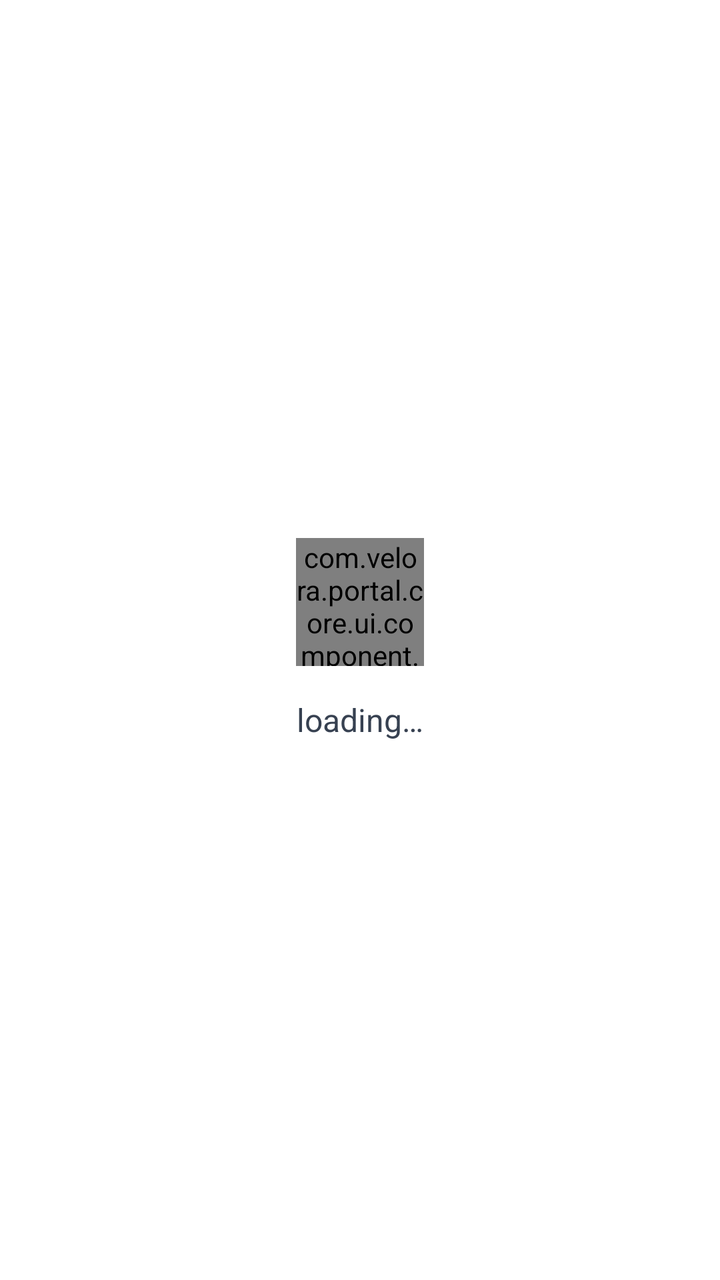
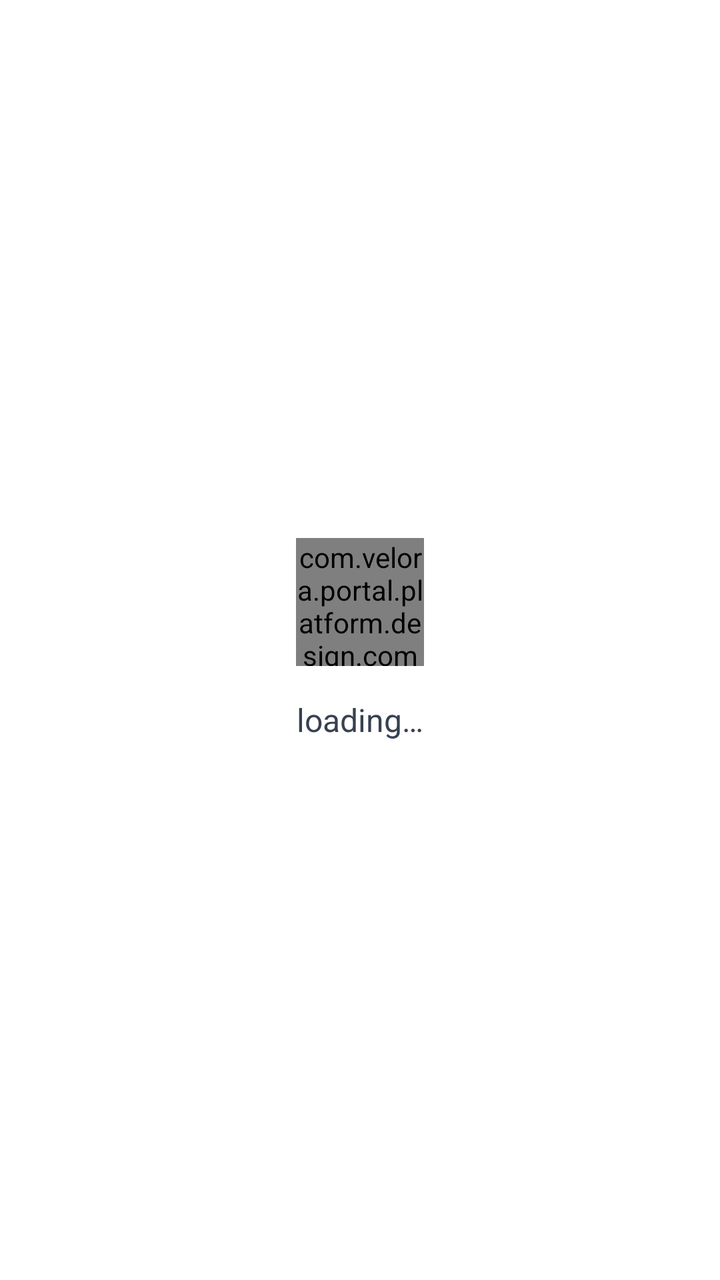

Before-and-after screenshots of an Android layout around one commit, followed by the original layout XML and the change that was made.
<!-- AndroidManifest.xml: application theme MyTheme -->
<!-- res/layout/view_content_loading.xml -->
<?xml version="1.0" encoding="utf-8"?>
<LinearLayout xmlns:android="http://schemas.android.com/apk/res/android"
    xmlns:tools="http://schemas.android.com/tools"
    android:layout_width="match_parent"
    android:layout_height="match_parent"
    android:gravity="center"
    android:orientation="vertical"
    tools:background="@color/text_inverse">

    <com.velora.portal.core.ui.component.ShapeBounceLoadingView
        android:layout_width="@dimen/dp_72"
        android:layout_height="@dimen/dp_72" />

    <TextView
        android:layout_width="wrap_content"
        android:layout_height="wrap_content"
        android:layout_marginTop="@dimen/dp_18"
        android:text="@string/loading"
        android:textColor="@color/text_body"
        android:textSize="@dimen/sp_18"
        android:textStyle="normal" />
</LinearLayout>
<!-- resources referenced by this layout -->
<resources>
  <color name="text_body">#374151</color>
  <color name="text_inverse">#FFFFFFFF</color>
  <dimen name="dp_18">18dp</dimen>
  <dimen name="dp_72">72dp</dimen>
  <dimen name="sp_18">18sp</dimen>
  <string name="loading">loading…</string>
  <style name="MyTheme" parent="Theme.MaterialComponents.DayNight.NoActionBar">
          <item name="android:windowBackground">@color/surface_primary</item>
          <item name="android:statusBarColor">@color/surface_primary</item>
          <item name="android:navigationBarColor">@color/surface_primary</item>
          <item name="android:windowTranslucentStatus">false</item>
          <item name="android:windowTranslucentNavigation">false</item>
          <item name="editTextStyle">@style/AppEditTextStyle</item>
          <item name="android:editTextStyle">@style/AppEditTextStyle</item>
      </style>
  <color name="surface_primary">#FFFFFFFF</color>
  <style name="AppEditTextStyle" parent="@style/Widget.AppCompat.EditText">
          <item name="android:textCursorDrawable">@drawable/input_cursor_color_7087f8</item>
      </style>
  <!-- drawable input_cursor_color_7087f8 (drawable) -->
  <?xml version="1.0" encoding="utf-8"?>
  <shape xmlns:android="http://schemas.android.com/apk/res/android">
      <size android:width="@dimen/dp_2" />
      <solid android:color="@color/brand_primary" />
  </shape>
  <dimen name="dp_2">2dp</dimen>
  <color name="brand_primary">#396401</color>
</resources>

<!-- the commit's change to res/layout/view_content_loading.xml (unified diff, before → after) -->
@@ -7,7 +7,7 @@
     android:orientation="vertical"
     tools:background="@color/text_inverse">
 
-    <com.velora.portal.core.ui.component.ShapeBounceLoadingView
+    <com.velora.portal.platform.design.component.ShapeBounceLoadingView
         android:layout_width="@dimen/dp_72"
         android:layout_height="@dimen/dp_72" />
 
